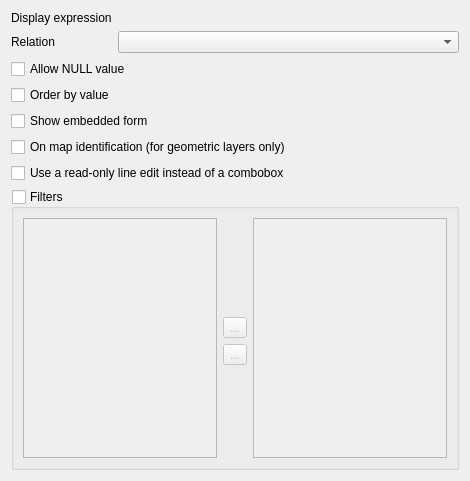
The window that src/ui/editorwidgets/qgsrelationreferenceconfigdlgbase.ui (qgis/QGIS) describes before a commit, drawn with Qt 5.
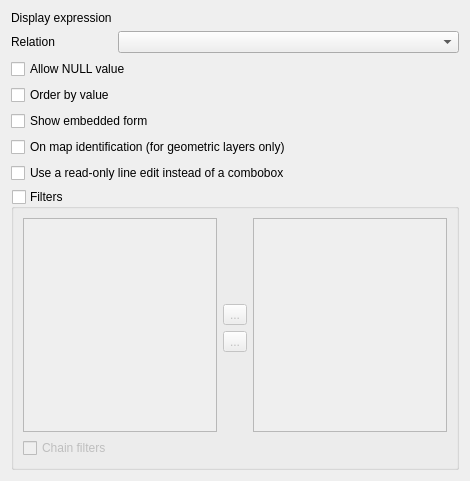
The same window after the commit. Icons and pictures are not drawn. Custom widgets are drawn as their Qt base class.

Commit message: Add filter chaining to the pre-filters of the relation reference wdg

```diff
--- a/src/ui/editorwidgets/qgsrelationreferenceconfigdlgbase.ui
+++ b/src/ui/editorwidgets/qgsrelationreferenceconfigdlgbase.ui
@@ -138,6 +138,16 @@
       <item row="1" column="0" rowspan="4">
        <widget class="QListWidget" name="mAvailableFieldsList"/>
       </item>
+      <item row="5" column="0" colspan="3">
+       <widget class="QCheckBox" name="mCbxChainFilters">
+        <property name="toolTip">
+         <string>When activated, the filters will restrict the choices of fields to options that are </string>
+        </property>
+        <property name="text">
+         <string>Chain filters</string>
+        </property>
+       </widget>
+      </item>
      </layout>
     </widget>
    </item>
```
The commit also changes 8 other files.
